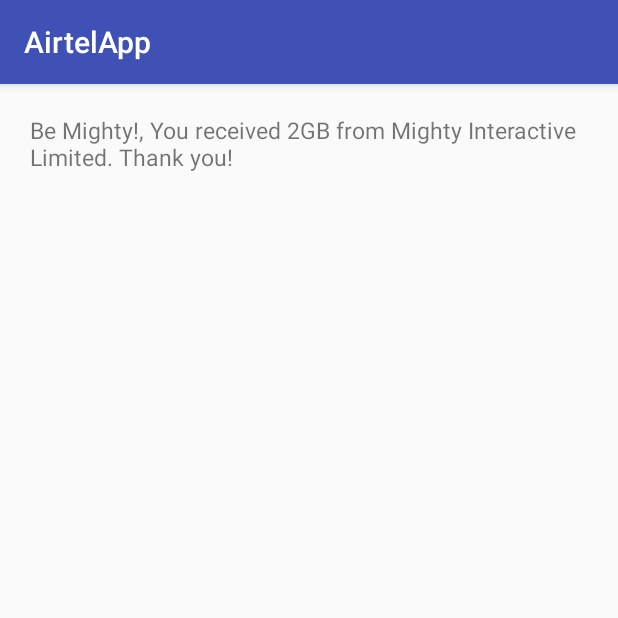
After one commit to solobaba/AirtelApp, an Android app: the NotificationClass screen opened directly, with no data from a screen before it, on a phone screen of 412 x 824 dp, the top half of it. The commit adds this screen. Run offline under Robolectric (Android 15) with nearby library versions, the light colour scheme and no system bars.

Commit message:
Second commit

```diff
--- /dev/null
+++ b/app/src/main/java/com/example/mighty/airtelapp/NotificationClass.java
@@ -0,0 +1,13 @@
+package com.example.mighty.airtelapp;
+
+import android.os.Bundle;
+import android.support.v7.app.AppCompatActivity;
+
+public class NotificationClass extends AppCompatActivity {
+
+    @Override
+    public void onCreate(Bundle savedInstanceState) {
+        super.onCreate(savedInstanceState);
+        setContentView(R.layout.notification_layout);
+    }
+}
--- /dev/null
+++ b/app/src/main/res/layout/notification_layout.xml
@@ -0,0 +1,14 @@
+<?xml version="1.0" encoding="utf-8"?>
+<LinearLayout xmlns:android="http://schemas.android.com/apk/res/android"
+    android:layout_width="match_parent"
+    android:layout_height="match_parent"
+    android:padding="20dp">
+
+    <TextView
+        android:id="@+id/notification_text"
+        android:layout_width="wrap_content"
+        android:layout_height="wrap_content"
+        android:text="@string/notification_msg"
+        android:textSize="15sp"/>
+
+</LinearLayout>
--- a/app/src/main/res/values/strings.xml
+++ b/app/src/main/res/values/strings.xml
@@ -36,4 +36,7 @@
     <string name="check_balance_request">Check Balance Request</string>
     <string name="request_sent">Request Sent</string>
     <string name="contact_network">Contact Network</string>
+
+    <!--notification message-->
+    <string name="notification_msg">Be Mighty!, You received 2GB from Mighty Interactive Limited. Thank you!</string>
 </resources>
```
Also changed, not shown: app/src/main/AndroidManifest.xml (+9 -0 lines), app/src/main/java/com/example/mighty/airtelapp/CreateUser.java (+26 -5 lines).
